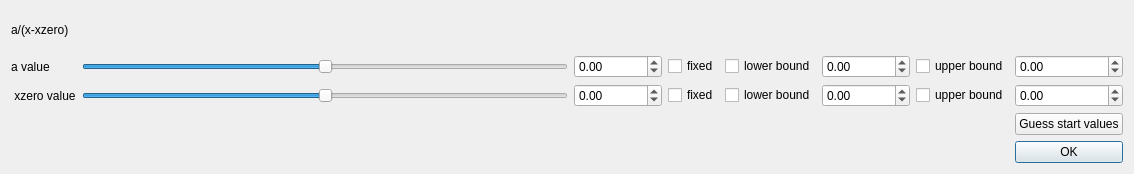
Old version of the form pensant/ui/shiftedhyperbolaModelFitParameters.ui in the repository syncope/pensant.
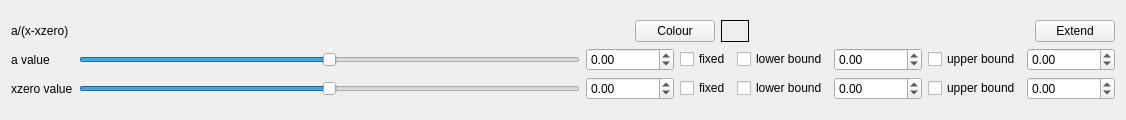
New version of the form.

Commit message: + implement last missing function including widget

The edit to the form file:
```diff
--- a/pensant/ui/shiftedhyperbolaModelFitParameters.ui
+++ b/pensant/ui/shiftedhyperbolaModelFitParameters.ui
@@ -6,16 +6,135 @@
    <rect>
     <x>0</x>
     <y>0</y>
-    <width>1134</width>
-    <height>174</height>
+    <width>1126</width>
+    <height>120</height>
    </rect>
   </property>
   <property name="windowTitle">
    <string>Form</string>
   </property>
   <layout class="QGridLayout" name="gridLayout">
-   <item row="0" column="0">
-    <layout class="QGridLayout" name="gridLayout_2">
+   <item row="1" column="0">
+    <layout class="QVBoxLayout" name="verticalLayout">
+     <item>
+      <layout class="QHBoxLayout" name="horizontalLayout">
+       <item>
+        <widget class="QLabel" name="label_4">
+         <property name="text">
+          <string>a/(x-xzero)</string>
+         </property>
+        </widget>
+       </item>
+       <item>
+        <spacer name="horizontalSpacer_3">
+         <property name="orientation">
+          <enum>Qt::Horizontal</enum>
+         </property>
+         <property name="sizeHint" stdset="0">
+          <size>
+           <width>40</width>
+           <height>20</height>
+          </size>
+         </property>
+        </spacer>
+       </item>
+       <item>
+        <spacer name="horizontalSpacer_2">
+         <property name="orientation">
+          <enum>Qt::Horizontal</enum>
+         </property>
+         <property name="sizeHint" stdset="0">
+          <size>
+           <width>40</width>
+           <height>20</height>
+          </size>
+         </property>
+        </spacer>
+       </item>
+       <item>
+        <widget class="QPushButton" name="chooseColourButton">
+         <property name="text">
+          <string>Colour</string>
+         </property>
+        </widget>
+       </item>
+       <item>
+        <widget class="QLabel" name="colourDisplay">
+         <property name="frameShape">
+          <enum>QFrame::Box</enum>
+         </property>
+         <property name="text">
+          <string>      </string>
+         </property>
+        </widget>
+       </item>
+       <item>
+        <spacer name="horizontalSpacer">
+         <property name="orientation">
+          <enum>Qt::Horizontal</enum>
+         </property>
+         <property name="sizeHint" stdset="0">
+          <size>
+           <width>40</width>
+           <height>20</height>
+          </size>
+         </property>
+        </spacer>
+       </item>
+       <item>
+        <widget class="QPushButton" name="extendButton">
+         <property name="text">
+          <string>Extend</string>
+         </property>
+        </widget>
+       </item>
+      </layout>
+     </item>
+     <item>
+      <layout class="QGridLayout" name="gridLayout_3">
+       <item row="1" column="1">
+        <widget class="QSlider" name="aSlider">
+         <property name="maximum">
+          <number>100</number>
+         </property>
+         <property name="pageStep">
+          <number>5</number>
+         </property>
+         <property name="value">
+          <number>50</number>
+         </property>
+         <property name="orientation">
+          <enum>Qt::Horizontal</enum>
+         </property>
+        </widget>
+       </item>
+       <item row="1" column="2">
+        <widget class="QDoubleSpinBox" name="aValue">
+         <property name="decimals">
+          <number>2</number>
+         </property>
+         <property name="minimum">
+          <double>-1000000000.000000000000000</double>
+         </property>
+         <property name="maximum">
+          <double>1000000000.000000000000000</double>
+         </property>
+        </widget>
+       </item>
+       <item row="3" column="0">
+        <widget class="QLabel" name="label_2">
+         <property name="text">
+          <string>xzero value</string>
+         </property>
+        </widget>
+       </item>
+       <item row="1" column="0">
+        <widget class="QLabel" name="label_3">
+         <property name="text">
+          <string>a value</string>
+         </property>
+        </widget>
+       </item>
      <item row="1" column="3">
       <widget class="QCheckBox" name="aFixedCB">
        <property name="text">
@@ -30,27 +149,6 @@
        </property>
       </widget>
      </item>
-     <item row="2" column="3">
-      <widget class="QCheckBox" name="xzeroFixedCB">
-       <property name="text">
-        <string>fixed</string>
-       </property>
-      </widget>
-     </item>
-     <item row="2" column="4">
-      <widget class="QCheckBox" name="useLBxzero">
-       <property name="text">
-        <string>lower bound</string>
-       </property>
-      </widget>
-     </item>
-     <item row="2" column="0">
-      <widget class="QLabel" name="label_2">
-       <property name="text">
-        <string> xzero value</string>
-       </property>
-      </widget>
-     </item>
      <item row="1" column="5">
       <widget class="QDoubleSpinBox" name="aLBValue">
        <property name="decimals">
@@ -64,23 +162,6 @@
        </property>
       </widget>
      </item>
-     <item row="4" column="7">
-      <widget class="QPushButton" name="configDonePushBtn">
-       <property name="text">
-        <string>OK</string>
-       </property>
-       <property name="default">
-        <bool>true</bool>
-       </property>
-      </widget>
-     </item>
-     <item row="1" column="0">
-      <widget class="QLabel" name="label">
-       <property name="text">
-        <string>a value</string>
-       </property>
-      </widget>
-     </item>
      <item row="1" column="6">
       <widget class="QCheckBox" name="useUBA">
        <property name="text">
@@ -88,78 +169,6 @@
        </property>
       </widget>
      </item>
-     <item row="1" column="2">
-      <widget class="QDoubleSpinBox" name="aValue">
-       <property name="decimals">
-        <number>2</number>
-       </property>
-       <property name="minimum">
-        <double>-1000000000.000000000000000</double>
-       </property>
-       <property name="maximum">
-        <double>1000000000.000000000000000</double>
-       </property>
-      </widget>
-     </item>
-     <item row="2" column="5">
-      <widget class="QDoubleSpinBox" name="xzeroLBValue">
-       <property name="decimals">
-        <number>2</number>
-       </property>
-       <property name="minimum">
-        <double>-1000000000.000000000000000</double>
-       </property>
-       <property name="maximum">
-        <double>1000000000.000000000000000</double>
-       </property>
-      </widget>
-     </item>
-     <item row="3" column="7">
-      <widget class="QPushButton" name="guessStartValuesBtn">
-       <property name="text">
-        <string>Guess start values</string>
-       </property>
-      </widget>
-     </item>
-     <item row="2" column="7">
-      <widget class="QDoubleSpinBox" name="xzeroUBValue">
-       <property name="decimals">
-        <number>2</number>
-       </property>
-       <property name="minimum">
-        <double>-1000000000.000000000000000</double>
-       </property>
-       <property name="maximum">
-        <double>1000000000.000000000000000</double>
-       </property>
-       <property name="value">
-        <double>0.000000000000000</double>
-       </property>
-      </widget>
-     </item>
-     <item row="2" column="6">
-      <widget class="QCheckBox" name="useUBxzero">
-       <property name="text">
-        <string>upper bound</string>
-       </property>
-      </widget>
-     </item>
-     <item row="1" column="1">
-      <widget class="QSlider" name="aSlider">
-       <property name="maximum">
-        <number>100</number>
-       </property>
-       <property name="pageStep">
-        <number>5</number>
-       </property>
-       <property name="value">
-        <number>50</number>
-       </property>
-       <property name="orientation">
-        <enum>Qt::Horizontal</enum>
-       </property>
-      </widget>
-     </item>
      <item row="1" column="7">
       <widget class="QDoubleSpinBox" name="aUBValue">
        <property name="decimals">
@@ -176,27 +185,7 @@
        </property>
       </widget>
      </item>
-     <item row="0" column="0">
-      <widget class="QLabel" name="label_4">
-       <property name="text">
-        <string>a/(x-xzero)</string>
-       </property>
-      </widget>
-     </item>
-     <item row="2" column="2">
-      <widget class="QDoubleSpinBox" name="xzeroValue">
-       <property name="decimals">
-        <number>2</number>
-       </property>
-       <property name="minimum">
-        <double>-1000000000.000000000000000</double>
-       </property>
-       <property name="maximum">
-        <double>1000000000.000000000000000</double>
-       </property>
-      </widget>
-     </item>
-     <item row="2" column="1">
+       <item row="3" column="1">
       <widget class="QSlider" name="xzeroSlider">
        <property name="maximum">
         <number>100</number>
@@ -211,6 +200,71 @@
         <enum>Qt::Horizontal</enum>
        </property>
       </widget>
+       </item>
+       <item row="3" column="2">
+        <widget class="QDoubleSpinBox" name="xzeroValue">
+         <property name="decimals">
+          <number>2</number>
+         </property>
+         <property name="minimum">
+          <double>-1000000000.000000000000000</double>
+         </property>
+         <property name="maximum">
+          <double>1000000000.000000000000000</double>
+         </property>
+        </widget>
+       </item>
+       <item row="3" column="3">
+        <widget class="QCheckBox" name="xzeroFixedCB">
+         <property name="text">
+          <string>fixed</string>
+         </property>
+        </widget>
+       </item>
+       <item row="3" column="4">
+        <widget class="QCheckBox" name="useLBxzero">
+         <property name="text">
+          <string>lower bound</string>
+         </property>
+        </widget>
+       </item>
+       <item row="3" column="5">
+        <widget class="QDoubleSpinBox" name="xzeroLBValue">
+         <property name="decimals">
+          <number>2</number>
+         </property>
+         <property name="minimum">
+          <double>-1000000000.000000000000000</double>
+         </property>
+         <property name="maximum">
+          <double>1000000000.000000000000000</double>
+         </property>
+        </widget>
+       </item>
+       <item row="3" column="6">
+        <widget class="QCheckBox" name="useUBxzero">
+         <property name="text">
+          <string>upper bound</string>
+         </property>
+        </widget>
+       </item>
+       <item row="3" column="7">
+        <widget class="QDoubleSpinBox" name="xzeroUBValue">
+         <property name="decimals">
+          <number>2</number>
+         </property>
+         <property name="minimum">
+          <double>-1000000000.000000000000000</double>
+         </property>
+         <property name="maximum">
+          <double>1000000000.000000000000000</double>
+         </property>
+         <property name="value">
+          <double>0.000000000000000</double>
+         </property>
+        </widget>
+       </item>
+      </layout>
      </item>
     </layout>
    </item>
```
Left out of the diff: 2 changed lines with no effect on the pictures. Lines whose indentation alone changed are shown as unchanged. The commit also changes 2 other files.
